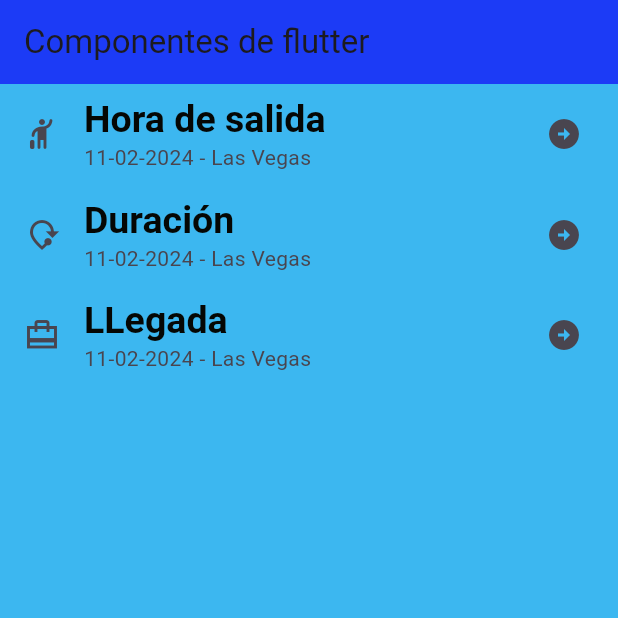
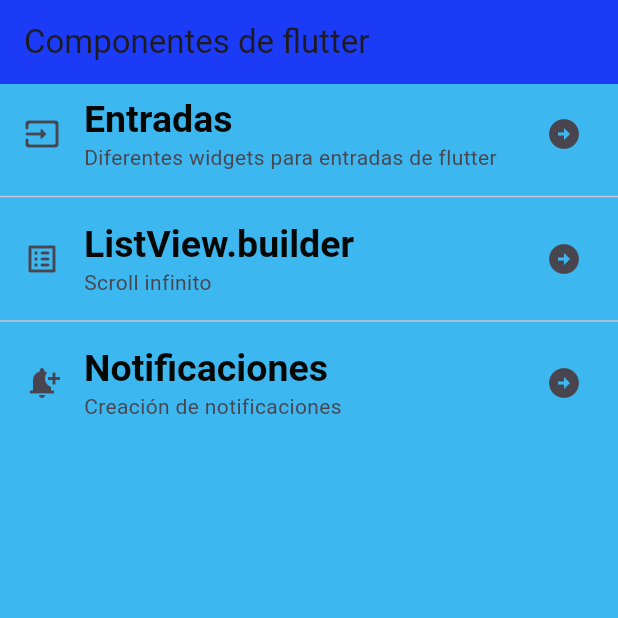
Before and after one commit to Marina-Portillo/componentes_flutter5C, a Flutter app: the screen it shows after launch, on a phone screen of 412 x 824 dp, the top half of it. Run offline on Flutter 3.47's test engine with Material 3 defaults, Android fonts, the phone set to English and light mode, and no system bars.

Commit message:
changing the content off the listtiles

```diff
--- a/lib/home_screen.dart
+++ b/lib/home_screen.dart
@@ -7,32 +7,43 @@ class HomeScreen extends StatelessWidget {
   Widget build(BuildContext context) {
     return Scaffold(
       appBar: AppBar(
-        title: const Text('Componentes de flutter'),
+      title: const Text('Componentes de flutter'),
       ),
         body: ListView(
           children: [
             ListTile(
-              leading: const Icon(Icons.hail_rounded),
-              title: Text('Hora de salida',
-              style: Theme.of(context).textTheme.headlineLarge,
+              leading: const Icon(Icons.input_rounded),
+              title: Text(
+                'Entradas',
+                style: Theme.of(context).textTheme.headlineLarge,
               ),
-              subtitle: const Text('11-02-2024 - Las Vegas'),
+              subtitle: const Text(
+                'Diferentes widgets para entradas de flutter',
+              ),
               trailing: const Icon(Icons.arrow_circle_right),
             ),
+            const Divider(),
             ListTile(
-              leading: const Icon(Icons.mode_of_travel),
-              title: Text('Duración',
+              leading: const Icon(Icons.list_alt_rounded),
+              title: Text(
+                'ListView.builder',
                 style: Theme.of(context).textTheme.headlineLarge,
               ),
-              subtitle: const Text('11-02-2024 - Las Vegas'),
+              subtitle: const Text(
+                'Scroll infinito'
+                ),
               trailing: const Icon(Icons.arrow_circle_right),
             ),
+            const Divider(),
             ListTile(
-              leading: const Icon(Icons.wallet_travel_sharp),
-              title: Text('LLegada',
+              leading: const Icon(Icons.notification_add),
+              title: Text(
+                'Notificaciones',
                 style: Theme.of(context).textTheme.headlineLarge,
               ),
-              subtitle: const Text('11-02-2024 - Las Vegas'),
+              subtitle: const Text(
+                'Creación de notificaciones'
+                ),
               trailing: const Icon(Icons.arrow_circle_right),
             ),
           ],
```
